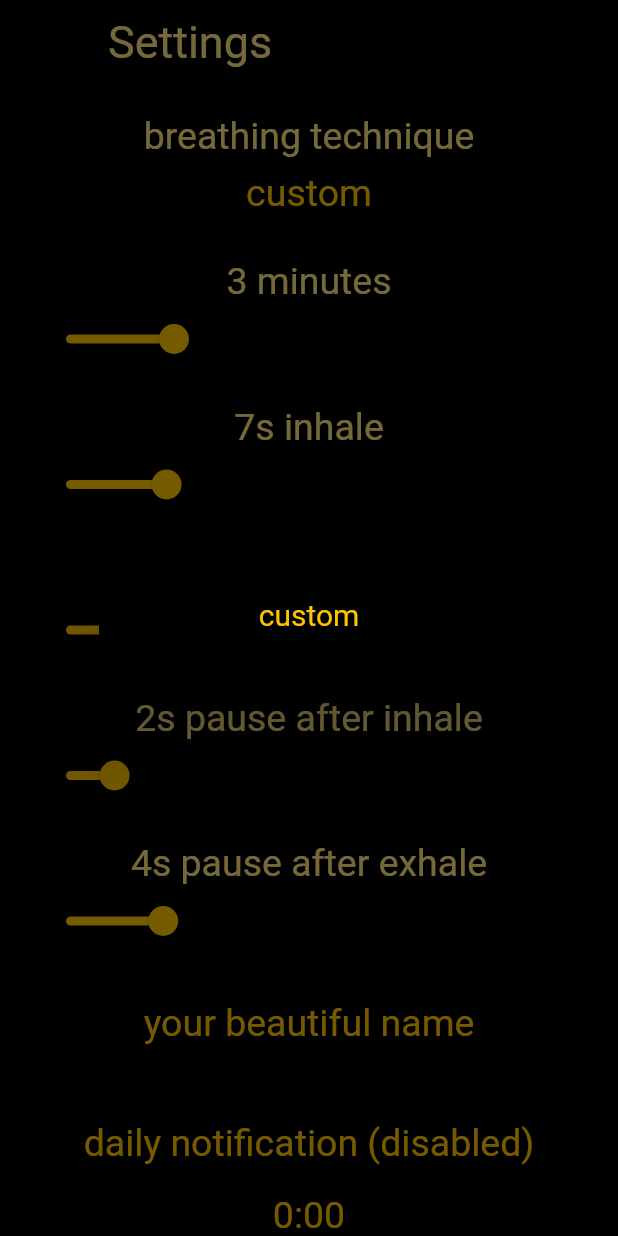
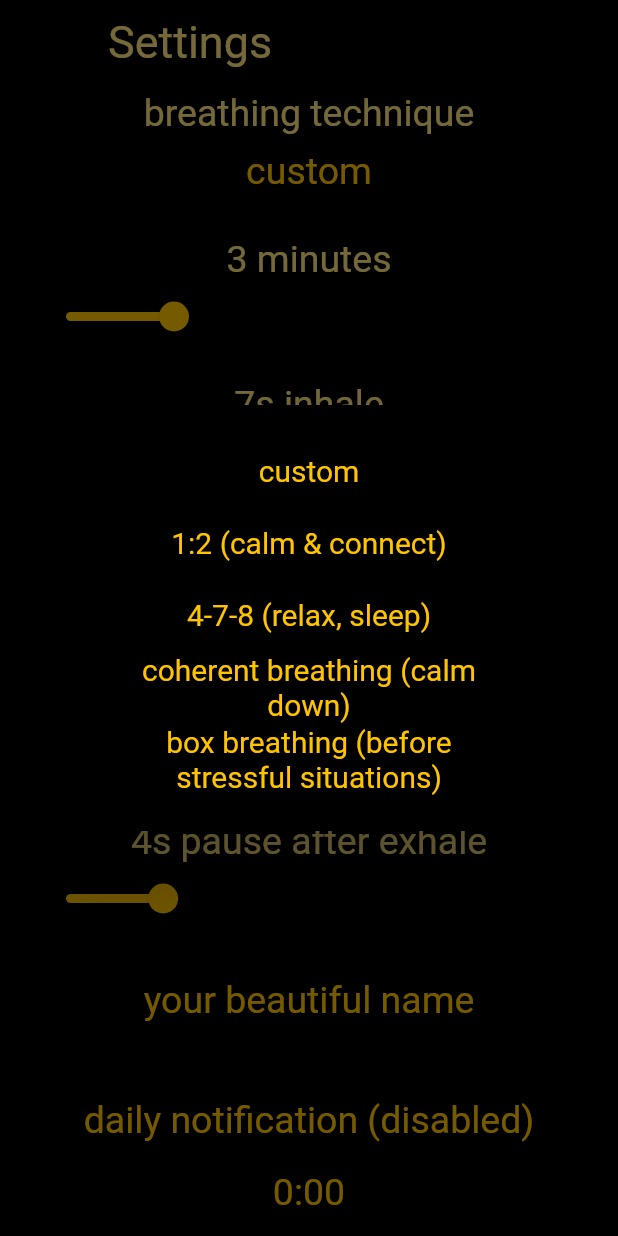
Before and after one commit to geekmiester/breathe, a Flutter app: the Settings screen opened directly, after a tap on "custom", on a phone screen of 412 x 824 dp. Run offline on Flutter 3.47's test engine with Material 2 defaults, Android fonts, the phone set to English and light mode, and no system bars; our stand-ins replace audioplayers, flushbar, flutter_local_notifications, shared_preferences; accounts and stored records are empty.

Commit message:
add breathing techniques, improve intro

```diff
--- a/lib/settings.dart
+++ b/lib/settings.dart
@@ -57,6 +57,14 @@
   }
 
   void updateBreathingInterval(String changed) {
+    if ('breathingTechnique' == changed) {
+      int index = breathingTechnique;
+      inhaleTime = techniques[index]['inhaleTime'];
+      inhalePause = techniques[index]['inhalePause'];
+      exhaleTime = techniques[index]['exhaleTime'];
+      exhalePause = techniques[index]['exhalePause'];
+    } else
+      breathingTechnique = 0;
     save();
     setState(() {});
   }
@@ -81,7 +89,7 @@
                     style: TextStyle(
                         fontSize: fontSize - 5,
                         fontWeight: fontWeight,
-                        color: notificationButtonColor)),
+                        color: secondaryColor)),
               ),
           ],
         ),
@@ -101,7 +109,7 @@
         padding: EdgeInsets.symmetric(horizontal: 20),
         child: ListView(
           children: <Widget>[
-            Padding(padding: EdgeInsets.only(top: 20)),
+            Padding(padding: EdgeInsets.only(top: 5)),
             Text('breathing technique',
                 textAlign: TextAlign.center,
                 style: TextStyle(
@@ -162,6 +170,23 @@
                   updateBreathingInterval('inhaleTime');
                 }),
             Padding(padding: EdgeInsets.only(top: 20)),
+            Text(inhalePause.toString() + 's ' + 'pause after inhale',
+                textAlign: TextAlign.center,
+                style: TextStyle(
+                    fontSize: fontSize,
+                    fontWeight: fontWeight,
+                    color: textColor)),
+            Slider(
+                activeColor: secondaryColor,
+                inactiveColor: Colors.black,
+                value: inhalePause.toDouble(),
+                min: 0,
+                max: 20,
+                onChanged: (double newValue) {
+                  inhalePause = newValue.toInt();
+                  updateBreathingInterval('inhalePause');
+                }),
+            Padding(padding: EdgeInsets.only(top: 20)),
             Text(exhaleTime.toString() + 's ' + 'exhale',
                 textAlign: TextAlign.center,
                 style: TextStyle(
@@ -177,23 +202,6 @@
                 onChanged: (double newValue) {
                   exhaleTime = newValue.toInt();
                   updateBreathingInterval('exhaleTime');
-                }),
-            Padding(padding: EdgeInsets.only(top: 20)),
-            Text(inhalePause.toString() + 's ' + 'pause after inhale',
-                textAlign: TextAlign.center,
-                style: TextStyle(
-                    fontSize: fontSize,
-                    fontWeight: fontWeight,
-                    color: textColor)),
-            Slider(
-                activeColor: secondaryColor,
-                inactiveColor: Colors.black,
-                value: inhalePause.toDouble(),
-                min: 0,
-                max: 20,
-                onChanged: (double newValue) {
-                  inhalePause = newValue.toInt();
-                  updateBreathingInterval('inhalePause');
                 }),
             Padding(padding: EdgeInsets.only(top: 20)),
             Text(exhalePause.toString() + 's ' + 'pause after exhale',
--- a/lib/techniques.dart
+++ b/lib/techniques.dart
@@ -1,6 +1,43 @@
 List<Map> techniques = [
+// inhaleTime & exhaleTime must be int 1-30
+// inhalePause & exhalePause must be int 0-20
   {
     'name': 'custom',
-    'ratio': 1,
+    'inhaleTime': 7,
+    'inhalePause': 2,
+    'exhaleTime': 7,
+    'exhalePause': 4
+  },
+  {
+    // https://www.youtube.com/watch?v=7xalaT2FwS8
+    'name': '1:2 (calm & connect)',
+    'inhaleTime': 4,
+    'inhalePause': 0,
+    'exhaleTime': 8,
+    'exhalePause': 0
+  },
+  {
+    // https://www.youtube.com/watch?v=gz4G31LGyog
+    'name': '4-7-8 (relax, sleep)',
+    'inhaleTime': 4,
+    'inhalePause': 7,
+    'exhaleTime': 8,
+    'exhalePause': 0
+  },
+  {
+    // https://www.youtube.com/watch?v=aXItOY0sLRY
+    'name': 'coherent breathing (calm down)',
+    'inhaleTime': 5,
+    'inhalePause': 0,
+    'exhaleTime': 5,
+    'exhalePause': 0
+  },
+  {
+    // https://www.youtube.com/watch?v=6RY73nw-jsA
+    'name': 'box breathing (before stressful situations)',
+    'inhaleTime': 4,
+    'inhalePause': 4,
+    'exhaleTime': 4,
+    'exhalePause': 4
   },
 ];
```
Also changed, not shown: assets/intro.jpg, 1 other file.
